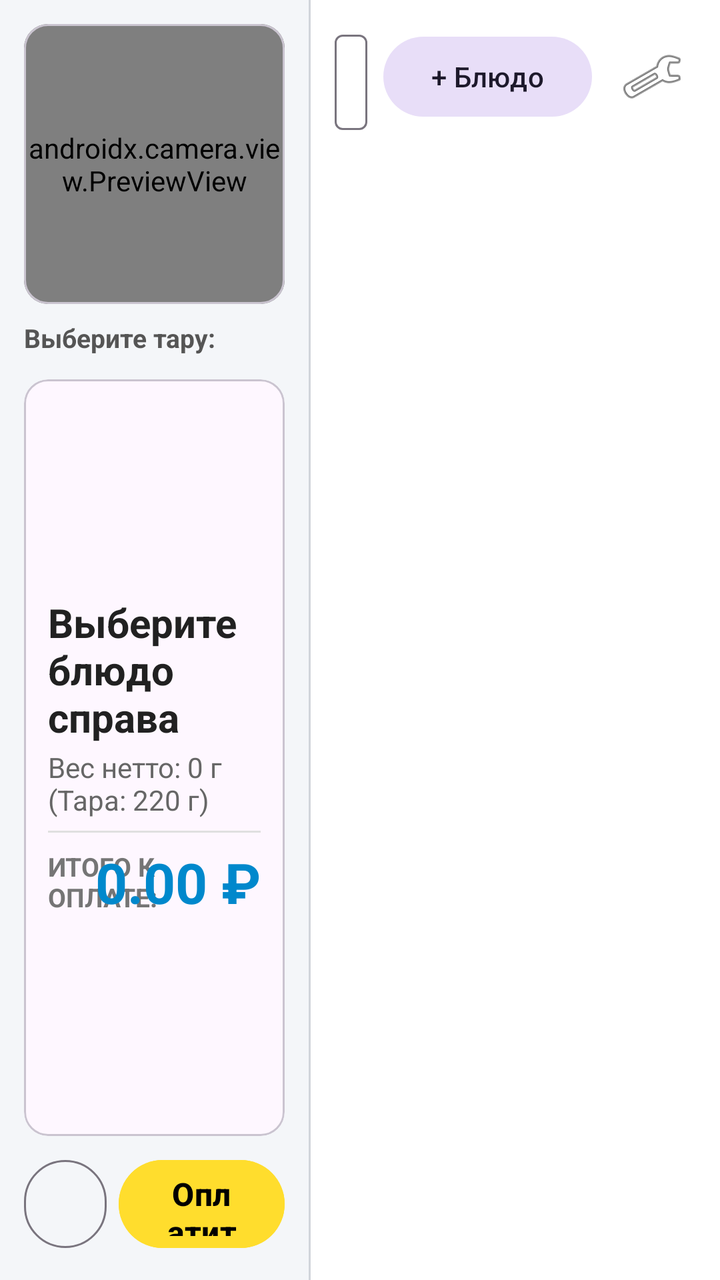
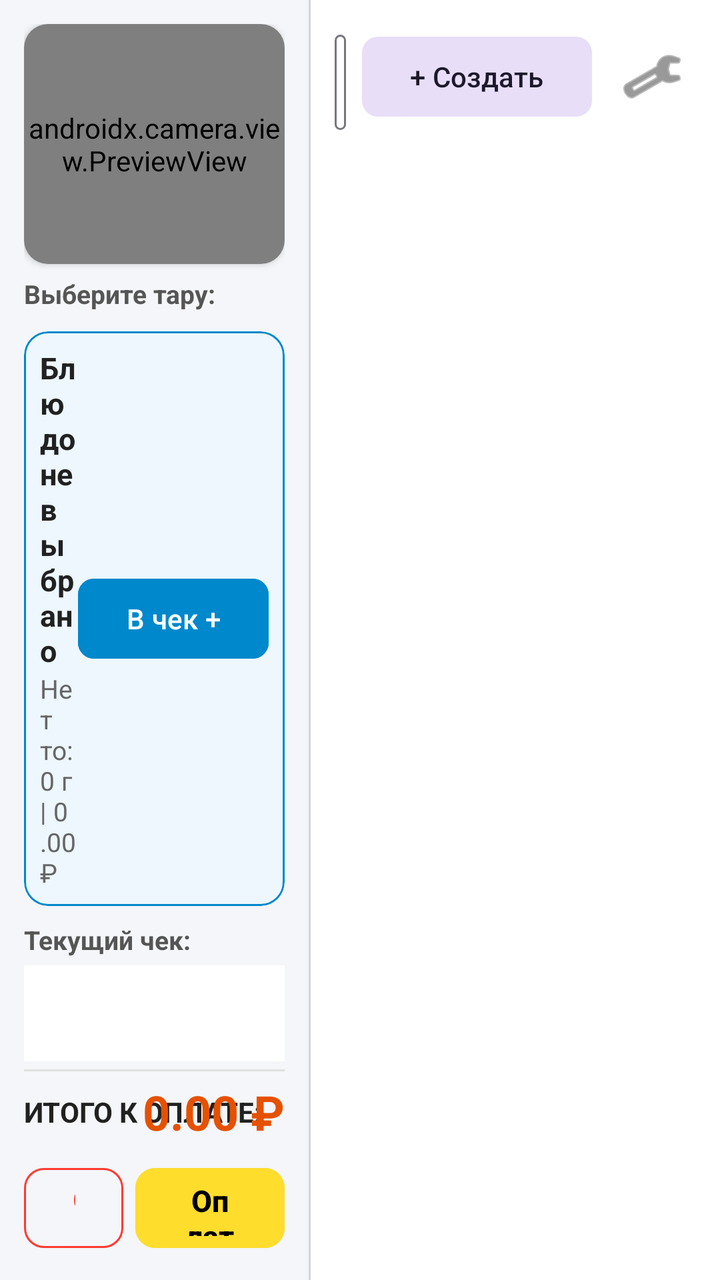

Before-and-after screenshots of an Android layout around one commit, followed by the original layout XML and the change that was made.
<!-- AndroidManifest.xml: application theme Theme.UNIVER -->
<!-- res/layout/activity_main.xml -->
<?xml version="1.0" encoding="utf-8"?>
<LinearLayout xmlns:android="http://schemas.android.com/apk/res/android"
    xmlns:app="http://android.com"
    xmlns:tools="http://android.com"
    android:layout_width="match_parent"
    android:layout_height="match_parent"
    android:orientation="horizontal"
    android:background="#F4F6F9"
    android:baselineAligned="false">

    
    <LinearLayout
        android:layout_width="0dp"
        android:layout_height="match_parent"
        android:layout_weight="4.3"
        android:orientation="vertical"
        android:padding="12dp">

        
        <com.google.android.material.card.MaterialCardView
            android:layout_width="match_parent"
            android:layout_height="140dp"
            app:cardCornerRadius="12dp"
            app:cardElevation="2dp"
            app:strokeWidth="0dp">

            <FrameLayout
                android:layout_width="match_parent"
                android:layout_height="match_parent">

                <androidx.camera.view.PreviewView
                    android:id="@+id/previewView"
                    android:layout_width="match_parent"
                    android:layout_height="match_parent" />
            </FrameLayout>
        </com.google.android.material.card.MaterialCardView>

        
        <TextView
            android:layout_width="wrap_content"
            android:layout_height="wrap_content"
            android:text="Выберите тару:"
            android:textSize="13sp"
            android:textStyle="bold"
            android:textColor="#555555"
            android:layout_marginTop="8dp"
            android:layout_marginBottom="4dp"/>

        <androidx.recyclerview.widget.RecyclerView
            android:id="@+id/rvPlates"
            android:layout_width="match_parent"
            android:layout_height="wrap_content"
            android:orientation="horizontal"
            app:layoutManager="androidx.recyclerview.widget.LinearLayoutManager"
            tools:listitem="@layout/item_plate_card"/>

        
        <com.google.android.material.card.MaterialCardView
            android:layout_width="match_parent"
            android:layout_height="0dp"
            android:layout_weight="1"
            android:layout_marginTop="8dp"
            android:layout_marginBottom="8dp"
            app:cardCornerRadius="12dp"
            app:cardElevation="3dp"
            app:strokeWidth="1dp"
            app:strokeColor="#0088CC">

            <LinearLayout
                android:layout_width="match_parent"
                android:layout_height="match_parent"
                android:orientation="vertical"
                android:padding="12dp"
                android:gravity="center_vertical">

                <TextView
                    android:id="@+id/tvDishName"
                    android:layout_width="wrap_content"
                    android:layout_height="wrap_content"
                    android:text="Выберите блюдо справа"
                    android:textSize="20sp"
                    android:textStyle="bold"
                    android:textColor="#212121" />

                <TextView
                    android:id="@+id/tvWeightInfo"
                    android:layout_width="wrap_content"
                    android:layout_height="wrap_content"
                    android:text="Вес нетто: 0 г (Тара: 220 г)"
                    android:textSize="14sp"
                    android:textColor="#666666"
                    android:layout_marginTop="2dp" />

                <View
                    android:layout_width="match_parent"
                    android:layout_height="1dp"
                    android:background="#E0E0E0"
                    android:layout_marginTop="6dp"
                    android:layout_marginBottom="6dp"/>

                <RelativeLayout
                    android:layout_width="match_parent"
                    android:layout_height="wrap_content">

                    <TextView
                        android:layout_width="wrap_content"
                        android:layout_height="wrap_content"
                        android:layout_centerVertical="true"
                        android:text="ИТОГО К ОПЛАТЕ:"
                        android:textSize="13sp"
                        android:textStyle="bold"
                        android:textColor="#757575"/>

                    <TextView
                        android:id="@+id/tvTotalPrice"
                        android:layout_width="wrap_content"
                        android:layout_height="wrap_content"
                        android:layout_alignParentEnd="true"
                        android:text="0.00 ₽"
                        android:textSize="28sp"
                        android:textStyle="bold"
                        android:textColor="#0088CC" />
                </RelativeLayout>
            </LinearLayout>
        </com.google.android.material.card.MaterialCardView>

        
        <LinearLayout
            android:layout_width="match_parent"
            android:layout_height="52dp"
            android:orientation="horizontal">

            <com.google.android.material.button.MaterialButton
                android:id="@+id/btnReset"
                style="@style/Widget.Material3.Button.OutlinedButton"
                android:layout_width="0dp"
                android:layout_height="match_parent"
                android:layout_weight="1"
                android:layout_marginEnd="6dp"
                android:text="Сброс"
                android:textColor="#FF3B30"
                app:strokeColor="#FF3B30"
                app:cornerRadius="10dp" />

            <com.google.android.material.button.MaterialButton
                android:id="@+id/btnPay"
                android:layout_width="0dp"
                android:layout_height="match_parent"
                android:layout_weight="2"
                android:text="Оплатить aQsi"
                android:textSize="16sp"
                android:textStyle="bold"
                android:backgroundTint="#FFDD2D"
                android:textColor="#000000"
                app:cornerRadius="10dp" />
        </LinearLayout>
    </LinearLayout>

    <View
        android:layout_width="1dp"
        android:layout_height="match_parent"
        android:background="#D1D5DB"/>

    
    <LinearLayout
        android:layout_width="0dp"
        android:layout_height="match_parent"
        android:layout_weight="5.7"
        android:orientation="vertical"
        android:padding="12dp"
        android:background="#FFFFFF">

        
        <RelativeLayout
            android:layout_width="match_parent"
            android:layout_height="wrap_content"
            android:layout_marginBottom="8dp">

            <com.google.android.material.textfield.TextInputLayout
                android:layout_width="match_parent"
                android:layout_height="wrap_content"
                android:layout_toStartOf="@+id/btnAddNewDish"
                android:layout_marginEnd="8dp"
                style="@style/Widget.Material3.TextInputLayout.OutlinedBox.Dense">

                <com.google.android.material.textfield.TextInputEditText
                    android:id="@+id/etSearchDish"
                    android:layout_width="match_parent"
                    android:layout_height="wrap_content"
                    android:hint="Быстрый поиск..."
                    android:inputType="text"/>
            </com.google.android.material.textfield.TextInputLayout>

            <com.google.android.material.button.MaterialButton
                android:id="@+id/btnAddNewDish"
                style="@style/Widget.Material3.Button.TonalButton"
                android:layout_width="wrap_content"
                android:layout_height="wrap_content"
                android:layout_toStartOf="@+id/btnSettings"
                android:layout_marginEnd="8dp"
                android:layout_centerVertical="true"
                android:text="+ Блюдо"
                app:cornerRadius="8dp"/>

            
            <ImageButton
                android:id="@+id/btnSettings"
                android:layout_width="44dp"
                android:layout_height="44dp"
                android:layout_alignParentEnd="true"
                android:layout_centerVertical="true"
                android:background="?attr/selectableItemBackgroundBorderless"
                android:contentDescription="Настройки"
                android:src="@android:drawable/ic_menu_preferences"
                app:tint="#555555" />
        </RelativeLayout>

        <HorizontalScrollView
            android:layout_width="match_parent"
            android:layout_height="wrap_content"
            android:scrollbars="none"
            android:layout_marginBottom="6dp">

            <com.google.android.material.chip.ChipGroup
                android:id="@+id/chipGroupCategories"
                android:layout_width="wrap_content"
                android:layout_height="wrap_content"
                app:singleLine="true"
                app:singleSelection="true"
                app:selectionRequired="true"/>
        </HorizontalScrollView>

        <androidx.recyclerview.widget.RecyclerView
            android:id="@+id/rvMenuGrid"
            android:layout_width="match_parent"
            android:layout_height="0dp"
            android:layout_weight="1"
            android:scrollbars="vertical" />
    </LinearLayout>
</LinearLayout>
<!-- res/layout/item_plate_card.xml (included above) -->
<?xml version="1.0" encoding="utf-8"?>

<com.google.android.material.card.MaterialCardView
    xmlns:android="http://schemas.android.com/apk/res/android"
    xmlns:app="http://schemas.android.com/apk/res-auto"
    android:id="@+id/cardPlate"
    android:layout_width="100dp"
    android:layout_height="90dp"
    android:layout_marginEnd="8dp"
    app:cardCornerRadius="16dp"
    app:cardElevation="2dp"
    app:strokeWidth="1dp"
    app:strokeColor="#E0E0E0">

    <LinearLayout
        android:layout_width="match_parent"
        android:layout_height="match_parent"
        android:gravity="center"
        android:orientation="vertical"
        android:padding="8dp">

        <ImageView
            android:id="@+id/imgPlate"
            android:layout_width="36dp"
            android:layout_height="36dp"
            android:src="@android:drawable/ic_menu_crop" />

        <TextView
            android:id="@+id/tvPlateName"
            android:layout_width="wrap_content"
            android:layout_height="wrap_content"
            android:layout_marginTop="4dp"
            android:text="Суповая"
            android:textColor="#333333"
            android:textSize="12sp"
            android:textStyle="bold" />

        <TextView
            android:id="@+id/tvPlateWeight"
            android:layout_width="wrap_content"
            android:layout_height="wrap_content"
            android:text="220 г"
            android:textColor="#888888"
            android:textSize="11sp" />
    </LinearLayout>
</com.google.android.material.card.MaterialCardView>
<!-- resources referenced by this layout -->
<resources>
  <style name="Theme.UNIVER" parent="Base.Theme.UNIVER" />
  <style name="Base.Theme.UNIVER" parent="Theme.Material3.DayNight.NoActionBar">
          
          
      </style>
</resources>

<!-- the commit's change to res/layout/activity_main.xml (unified diff, before → after) -->
@@ -1,7 +1,7 @@
 <?xml version="1.0" encoding="utf-8"?>
 <LinearLayout xmlns:android="http://schemas.android.com/apk/res/android"
-    xmlns:app="http://android.com"
-    xmlns:tools="http://android.com"
+    xmlns:app="http://schemas.android.com/apk/res-auto"
+    xmlns:tools="http://schemas.android.com/tools"
     android:layout_width="match_parent"
     android:layout_height="match_parent"
     android:orientation="horizontal"
@@ -19,15 +19,13 @@
         
         <com.google.android.material.card.MaterialCardView
             android:layout_width="match_parent"
-            android:layout_height="140dp"
+            android:layout_height="120dp"
             app:cardCornerRadius="12dp"
             app:cardElevation="2dp"
             app:strokeWidth="0dp">
-
             <FrameLayout
                 android:layout_width="match_parent"
                 android:layout_height="match_parent">
-
                 <androidx.camera.view.PreviewView
                     android:id="@+id/previewView"
                     android:layout_width="match_parent"
@@ -43,7 +41,7 @@
             android:textSize="13sp"
             android:textStyle="bold"
             android:textColor="#555555"
-            android:layout_marginTop="8dp"
+            android:layout_marginTop="6dp"
             android:layout_marginBottom="4dp"/>
 
         <androidx.recyclerview.widget.RecyclerView
@@ -57,79 +55,102 @@
         
         <com.google.android.material.card.MaterialCardView
             android:layout_width="match_parent"
+            android:layout_height="wrap_content"
+            android:layout_marginTop="6dp"
+            app:cardCornerRadius="12dp"
+            app:cardBackgroundColor="#EDF7FD"
+            app:strokeColor="#0088CC"
+            app:strokeWidth="1dp">
+            <LinearLayout
+                android:layout_width="match_parent"
+                android:layout_height="wrap_content"
+                android:orientation="horizontal"
+                android:padding="8dp"
+                android:gravity="center_vertical">
+                <LinearLayout
+                    android:layout_width="0dp"
+                    android:layout_height="wrap_content"
+                    android:layout_weight="1"
+                    android:orientation="vertical">
+                    <TextView
+                        android:id="@+id/tvLiveDishName"
+                        android:layout_width="wrap_content"
+                        android:layout_height="wrap_content"
+                        android:text="Блюдо не выбрано"
+                        android:textStyle="bold"
+                        android:textColor="#212121"
+                        android:textSize="15sp"/>
+                    <TextView
+                        android:id="@+id/tvLiveWeight"
+                        android:layout_width="wrap_content"
+                        android:layout_height="wrap_content"
+                        android:text="Нетто: 0 г | 0.00 ₽"
+                        android:textColor="#666666"
+                        android:textSize="13sp"/>
+                </LinearLayout>
+                <com.google.android.material.button.MaterialButton
+                    android:id="@+id/btnAddToOrder"
+                    android:layout_width="wrap_content"
+                    android:layout_height="wrap_content"
+                    android:text="В чек +"
+                    android:backgroundTint="#0088CC"
+                    android:textColor="#FFFFFF"
+                    app:cornerRadius="8dp"/>
+            </LinearLayout>
+        </com.google.android.material.card.MaterialCardView>
+
+        
+        <TextView
+            android:layout_width="wrap_content"
+            android:layout_height="wrap_content"
+            android:text="Текущий чек:"
+            android:textSize="13sp"
+            android:textStyle="bold"
+            android:textColor="#555555"
+            android:layout_marginTop="8dp"
+            android:layout_marginBottom="4dp"/>
+
+        <androidx.recyclerview.widget.RecyclerView
+            android:id="@+id/rvOrderItems"
+            android:layout_width="match_parent"
             android:layout_height="0dp"
             android:layout_weight="1"
-            android:layout_marginTop="8dp"
-            android:layout_marginBottom="8dp"
-            app:cardCornerRadius="12dp"
-            app:cardElevation="3dp"
-            app:strokeWidth="1dp"
-            app:strokeColor="#0088CC">
-
-            <LinearLayout
-                android:layout_width="match_parent"
-                android:layout_height="match_parent"
-                android:orientation="vertical"
-                android:padding="12dp"
-                android:gravity="center_vertical">
-
-                <TextView
-                    android:id="@+id/tvDishName"
-                    android:layout_width="wrap_content"
-                    android:layout_height="wrap_content"
-                    android:text="Выберите блюдо справа"
-                    android:textSize="20sp"
-                    android:textStyle="bold"
-                    android:textColor="#212121" />
-
-                <TextView
-                    android:id="@+id/tvWeightInfo"
-                    android:layout_width="wrap_content"
-                    android:layout_height="wrap_content"
-                    android:text="Вес нетто: 0 г (Тара: 220 г)"
-                    android:textSize="14sp"
-                    android:textColor="#666666"
-                    android:layout_marginTop="2dp" />
-
-                <View
-                    android:layout_width="match_parent"
-                    android:layout_height="1dp"
-                    android:background="#E0E0E0"
-                    android:layout_marginTop="6dp"
-                    android:layout_marginBottom="6dp"/>
-
-                <RelativeLayout
-                    android:layout_width="match_parent"
-                    android:layout_height="wrap_content">
-
-                    <TextView
-                        android:layout_width="wrap_content"
-                        android:layout_height="wrap_content"
-                        android:layout_centerVertical="true"
-                        android:text="ИТОГО К ОПЛАТЕ:"
-                        android:textSize="13sp"
-                        android:textStyle="bold"
-                        android:textColor="#757575"/>
-
-                    <TextView
-                        android:id="@+id/tvTotalPrice"
-                        android:layout_width="wrap_content"
-                        android:layout_height="wrap_content"
-                        android:layout_alignParentEnd="true"
-                        android:text="0.00 ₽"
-                        android:textSize="28sp"
-                        android:textStyle="bold"
-                        android:textColor="#0088CC" />
-                </RelativeLayout>
-            </LinearLayout>
-        </com.google.android.material.card.MaterialCardView>
-
-        
+            android:background="#FFFFFF" />
+
+        <View
+            android:layout_width="match_parent"
+            android:layout_height="1dp"
+            android:background="#E0E0E0"
+            android:layout_marginTop="4dp"
+            android:layout_marginBottom="4dp"/>
+
+        <RelativeLayout
+            android:layout_width="match_parent"
+            android:layout_height="wrap_content"
+            android:layout_marginBottom="8dp">
+            <TextView
+                android:layout_width="wrap_content"
+                android:layout_height="wrap_content"
+                android:layout_centerVertical="true"
+                android:text="ИТОГО К ОПЛАТЕ:"
+                android:textSize="14sp"
+                android:textStyle="bold"
+                android:textColor="#212121"/>
+            <TextView
+                android:id="@+id/tvTotalPrice"
+                android:layout_width="wrap_content"
+                android:layout_height="wrap_content"
+                android:layout_alignParentEnd="true"
+                android:text="0.00 ₽"
+                android:textSize="24sp"
+                android:textStyle="bold"
+                android:textColor="#E65100" />
+        </RelativeLayout>
+
         <LinearLayout
             android:layout_width="match_parent"
-            android:layout_height="52dp"
+            android:layout_height="48dp"
             android:orientation="horizontal">
-
             <com.google.android.material.button.MaterialButton
                 android:id="@+id/btnReset"
                 style="@style/Widget.Material3.Button.OutlinedButton"
@@ -137,18 +158,17 @@
                 android:layout_height="match_parent"
                 android:layout_weight="1"
                 android:layout_marginEnd="6dp"
-                android:text="Сброс"
+                android:text="Отменить чек"
                 android:textColor="#FF3B30"
                 app:strokeColor="#FF3B30"
                 app:cornerRadius="10dp" />
-
             <com.google.android.material.button.MaterialButton
                 android:id="@+id/btnPay"
                 android:layout_width="0dp"
                 android:layout_height="match_parent"
-                android:layout_weight="2"
+                android:layout_weight="1.5"
                 android:text="Оплатить aQsi"
-                android:textSize="16sp"
+                android:textSize="15sp"
                 android:textStyle="bold"
                 android:backgroundTint="#FFDD2D"
                 android:textColor="#000000"
@@ -175,14 +195,12 @@
             android:layout_width="match_parent"
             android:layout_height="wrap_content"
             android:layout_marginBottom="8dp">
-
             <com.google.android.material.textfield.TextInputLayout
                 android:layout_width="match_parent"
                 android:layout_height="wrap_content"
                 android:layout_toStartOf="@+id/btnAddNewDish"
                 android:layout_marginEnd="8dp"
                 style="@style/Widget.Material3.TextInputLayout.OutlinedBox.Dense">
-
                 <com.google.android.material.textfield.TextInputEditText
                     android:id="@+id/etSearchDish"
                     android:layout_width="match_parent"
@@ -190,7 +208,6 @@
                     android:hint="Быстрый поиск..."
                     android:inputType="text"/>
             </com.google.android.material.textfield.TextInputLayout>
-
             <com.google.android.material.button.MaterialButton
                 android:id="@+id/btnAddNewDish"
                 style="@style/Widget.Material3.Button.TonalButton"
@@ -199,10 +216,8 @@
                 android:layout_toStartOf="@+id/btnSettings"
                 android:layout_marginEnd="8dp"
                 android:layout_centerVertical="true"
-                android:text="+ Блюдо"
+                android:text="+ Создать"
                 app:cornerRadius="8dp"/>
-
-            
             <ImageButton
                 android:id="@+id/btnSettings"
                 android:layout_width="44dp"
@@ -215,27 +230,23 @@
                 app:tint="#555555" />
         </RelativeLayout>
 
-        <HorizontalScrollView
-            android:layout_width="match_parent"
-            android:layout_height="wrap_content"
-            android:scrollbars="none"
-            android:layout_marginBottom="6dp">
-
-            <com.google.android.material.chip.ChipGroup
-                android:id="@+id/chipGroupCategories"
-                android:layout_width="wrap_content"
-                android:layout_height="wrap_content"
-                app:singleLine="true"
-                app:singleSelection="true"
-                app:selectionRequired="true"/>
-        </HorizontalScrollView>
-
+        
+        <com.google.android.material.chip.ChipGroup
+            android:id="@+id/chipGroupCategories"
+            android:layout_width="wrap_content"
+            android:layout_height="wrap_content"
+            app:singleLine="true"
+            app:singleSelection="true"
+            app:selectionRequired="true"/>
+
+        
         <androidx.recyclerview.widget.RecyclerView
             android:id="@+id/rvMenuGrid"
             android:layout_width="match_parent"
             android:layout_height="0dp"
             android:layout_weight="1"
             android:scrollbars="vertical" />
+
     </LinearLayout>
 </LinearLayout>
 <!-- res/layout/item_plate_card.xml (included above) -->
